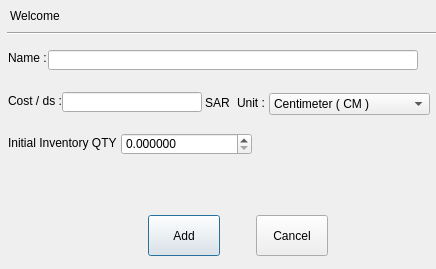
Before: the Qt Designer form uiview/qtui/ui_addNewTOType.ui in himalsaman/kmfmaintenance, drawn with Qt 5.
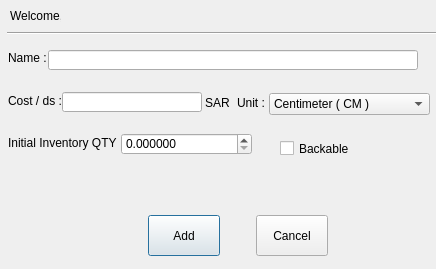
After: the same form once the commit is applied.

Patch:
```diff
--- a/uiview/qtui/ui_addNewTOType.ui
+++ b/uiview/qtui/ui_addNewTOType.ui
@@ -246,6 +246,19 @@
     <string>SAR</string>
    </property>
   </widget>
+  <widget class="QCheckBox" name="checkBox">
+   <property name="geometry">
+    <rect>
+     <x>280</x>
+     <y>140</y>
+     <width>70</width>
+     <height>17</height>
+    </rect>
+   </property>
+   <property name="text">
+    <string>Backable</string>
+   </property>
+  </widget>
  </widget>
  <resources/>
  <connections/>
```
